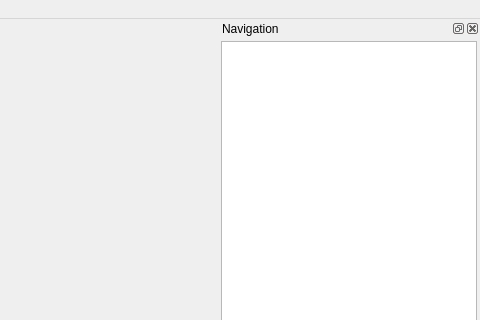
Before: the Qt Designer form PyLogBookWindow.ui in redeyedvireo/PyLogBook, drawn with Qt 5; both pictures show x 481 to 961 and y 0 to 320 of the 961 by 718 pixel window.
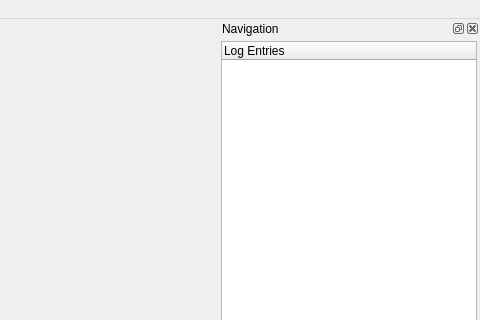
After: the same form once the commit is applied. Custom widgets are drawn as their Qt base class.

Commit message: Set header of log entry tree.

```diff
--- a/PyLogBookWindow.ui
+++ b/PyLogBookWindow.ui
@@ -262,11 +262,11 @@
      <item>
       <widget class="CLogEntryTree" name="logEntryTree">
        <property name="headerHidden">
-        <bool>true</bool>
+        <bool>false</bool>
        </property>
        <column>
         <property name="text">
-         <string notr="true">1</string>
+         <string notr="true">Log Entries</string>
         </property>
        </column>
       </widget>
```
